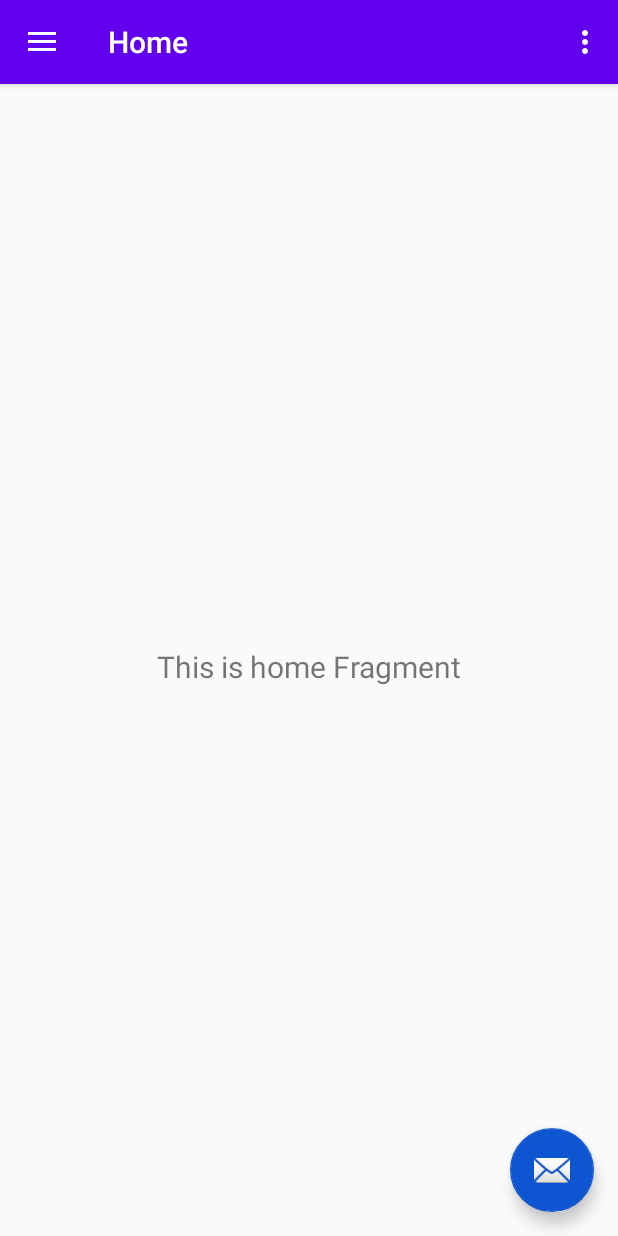
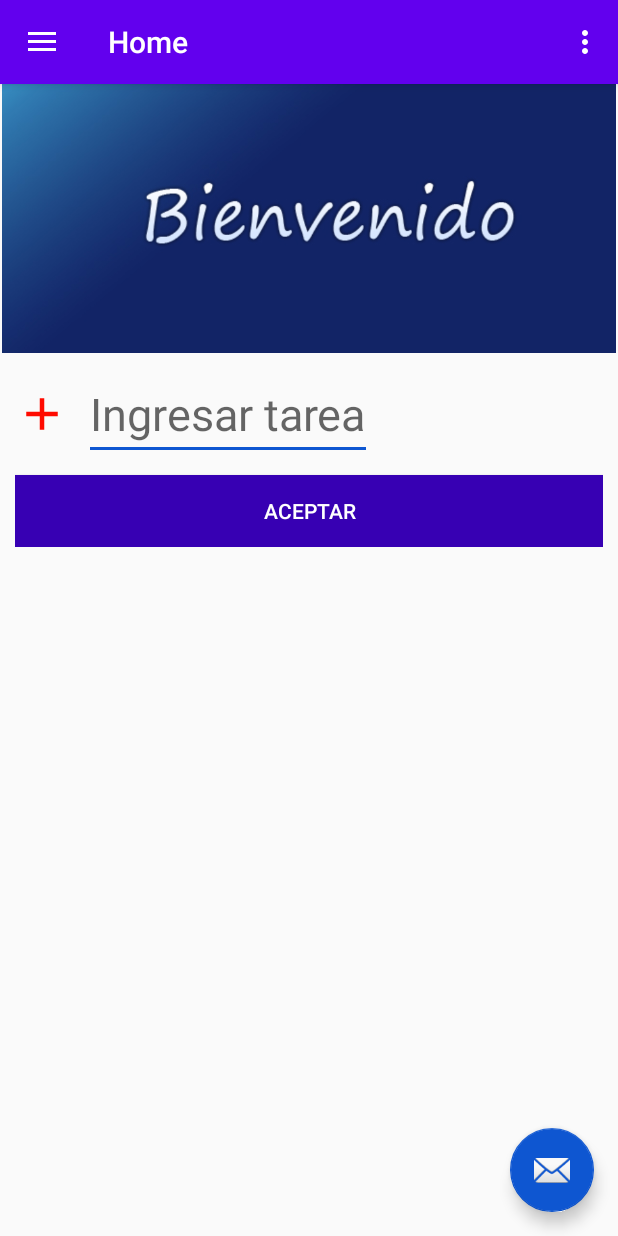
Before and after one commit to dddDestruction/Agenda, an Android app: the screen it shows after launch (MainActivity), on a phone screen of 412 x 824 dp. Run offline under Robolectric (Android 15) with nearby library versions, the phone set to English and light mode, and no system bars; our stand-ins replace Picasso, Room's generated code, navigation-ui; pictures from the network do not load.

Commit message:
algo de presentación

```diff
--- a/app/src/main/java/cl/apicolm/myapplication/ui/home/HomeFragment.kt
+++ b/app/src/main/java/cl/apicolm/myapplication/ui/home/HomeFragment.kt
@@ -1,6 +1,7 @@
 package cl.apicolm.myapplication.ui.home
 
 import android.os.Bundle
+import android.util.Log
 import android.view.LayoutInflater
 import android.view.View
 import android.view.ViewGroup
@@ -8,24 +9,59 @@ import android.widget.TextView
 import androidx.fragment.app.Fragment
 import androidx.lifecycle.Observer
 import androidx.lifecycle.ViewModelProviders
+import androidx.recyclerview.widget.LinearLayoutManager
 import cl.apicolm.myapplication.R
+import cl.apicolm.myapplication.model.entidades.TareaEntidad
+import cl.apicolm.myapplication.ui.tareas.TareasAdapter
+import cl.apicolm.myapplication.ui.tareas.TareasViewModel
+import kotlinx.android.synthetic.main.fragment_home.view.*
+import kotlinx.android.synthetic.main.fragment_tareas.view.*
 
 class HomeFragment : Fragment() {
 
-    private lateinit var homeViewModel: HomeViewModel
+    private lateinit var tareasViewModel: TareasViewModel
+    private var climaId:Int = 0
+
+    private lateinit var adapter: TareasAdapter
 
     override fun onCreateView(
             inflater: LayoutInflater,
             container: ViewGroup?,
             savedInstanceState: Bundle?
     ): View? {
-        homeViewModel =
-                ViewModelProviders.of(this).get(HomeViewModel::class.java)
         val root = inflater.inflate(R.layout.fragment_home, container, false)
-        val textView: TextView = root.findViewById(R.id.text_home)
-        homeViewModel.text.observe(viewLifecycleOwner, Observer {
-            textView.text = it
-        })
+        initRecycler(root)
+        initObservers(climaId)
         return root
     }
+
+
+    fun initObservers(climaId:Int){
+        tareasViewModel =
+            ViewModelProviders.of(this).get(TareasViewModel::class.java)
+        tareasViewModel.loadTareas(climaId)
+            .observe(viewLifecycleOwner, Observer {
+                for (ele in it){
+                    Log.d("AAA", "Lista tareas ${ele.climaId}")
+                }
+
+                adapter.update(it)
+            })
+        adapter.selectedItem.observe(viewLifecycleOwner, Observer{
+            Log.d("AAA", "Lista tareas ${climaId}")
+            tareasViewModel.repository.insetarTarea(
+                TareaEntidad(
+                    climaId,
+                    it,
+                    "loquesea"
+                )
+            )
+        })
+    }
+    fun initRecycler(root:View){
+        adapter = TareasAdapter(listOf<TareaEntidad>())
+        val recyclerView = root.recyclerHome
+        recyclerView.adapter = adapter
+        recyclerView.layoutManager = LinearLayoutManager(requireContext())
+    }
 }
--- /dev/null
+++ b/app/src/main/res/drawable/linea.xml
@@ -0,0 +1,8 @@
+<?xml version="1.0" encoding="utf-8"?>
+<shape xmlns:android="http://schemas.android.com/apk/res/android"
+    android:shape="line">
+<size
+    android:width="200dp"
+    android:height="2dp">
+</size>
+</shape>
--- a/app/src/main/res/layout/fragment_home.xml
+++ b/app/src/main/res/layout/fragment_home.xml
@@ -6,17 +6,20 @@
     android:layout_height="match_parent"
     tools:context=".ui.home.HomeFragment">
 
-    <TextView
-        android:id="@+id/text_home"
-        android:layout_width="match_parent"
-        android:layout_height="wrap_content"
-        android:layout_marginStart="8dp"
-        android:layout_marginTop="8dp"
-        android:layout_marginEnd="8dp"
-        android:textAlignment="center"
-        android:textSize="20sp"
-        app:layout_constraintBottom_toBottomOf="parent"
+    <ImageView
+        android:id="@+id/imageView2"
+        android:layout_width="409dp"
+        android:layout_height="179dp"
+        android:src="@drawable/bienvenido"
         app:layout_constraintEnd_toEndOf="parent"
         app:layout_constraintStart_toStartOf="parent"
         app:layout_constraintTop_toTopOf="parent" />
+
+    <androidx.recyclerview.widget.RecyclerView
+        android:id="@+id/recyclerHome"
+        android:layout_width="match_parent"
+        android:layout_height="wrap_content"
+        app:layout_constraintEnd_toEndOf="parent"
+        app:layout_constraintStart_toStartOf="parent"
+        app:layout_constraintTop_toBottomOf="@+id/imageView2" />
 </androidx.constraintlayout.widget.ConstraintLayout>
```
Also changed, not shown: app/src/main/res/drawable/bienvenido.jpg (added).
